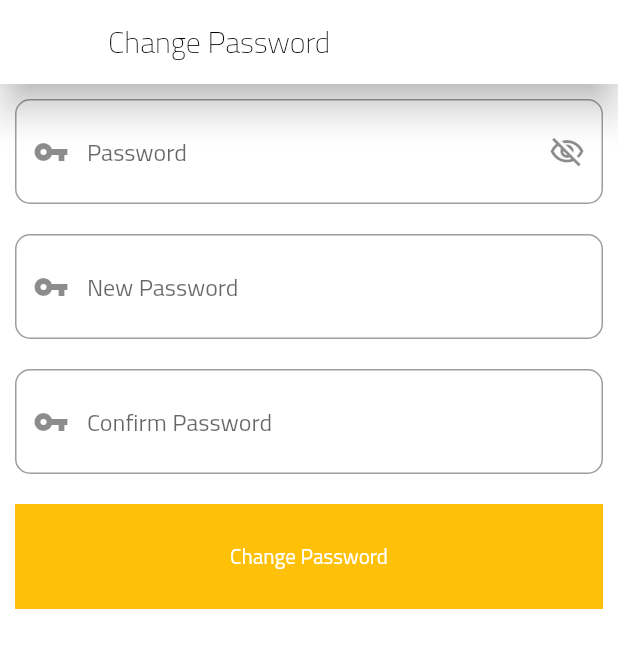
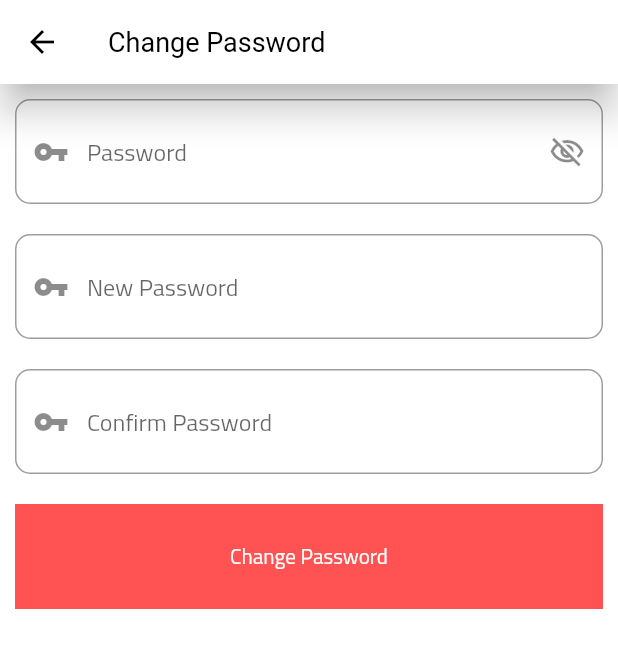
Before and after one commit to AbdelrhamanTareq/shop_app__bloc, a Flutter app: the ChangePasswordScreen screen opened directly, on a phone screen of 412 x 824 dp. Shown: the top 648 px of the screen. Run offline on Flutter 3.47's test engine with Material 2 defaults, Android fonts, the phone set to English and light mode, and no system bars; our stand-ins replace bloc, carousel_slider, dio, flutter_bloc, flutter_easyloading, fluttertoast and 2 more; accounts and stored records are empty; network calls fail.

Commit message:
finish dark mode

```diff
--- a/lib/bloc/states/auth_state.dart
+++ b/lib/bloc/states/auth_state.dart
@@ -72,3 +72,16 @@ class ChangePasswordErrorState extends AppAuthState {
 
   ChangePasswordErrorState(this.error);
 }
+
+class LogoutLoadingState extends AppAuthState {}
+
+class LogoutSuccuessState extends AppAuthState {
+  final Map<String, dynamic> data;
+  LogoutSuccuessState(this.data);
+}
+
+class LogoutErrorState extends AppAuthState {
+  final String error;
+
+  LogoutErrorState(this.error);
+}
--- a/lib/bloc/states/home_state.dart
+++ b/lib/bloc/states/home_state.dart
@@ -54,6 +54,8 @@ class DeleteFavoriteErrorState extends HomeStates {
   final String error;
   DeleteFavoriteErrorState(this.error);
 }
+
+class SwitchDarkMode extends HomeStates {}
 // class CategoryLoadingState extends HomeStates {}
 
 // class CategorySucsessState extends HomeStates {}
--- a/lib/screens/category_screen.dart
+++ b/lib/screens/category_screen.dart
@@ -28,7 +28,9 @@ class CategoryScreen extends StatelessWidget {
           EasyLoading.dismiss();
         }
         return Container(
-          color: Colors.grey[100],
+          color: (Theme.of(context).brightness == Brightness.dark)
+              ? Colors.black
+              : Colors.grey[100],
           child: SingleChildScrollView(
             child: Column(
               crossAxisAlignment: CrossAxisAlignment.start,
--- a/lib/screens/change_password_screen.dart
+++ b/lib/screens/change_password_screen.dart
@@ -116,7 +116,7 @@ class ChangePasswordScreen extends StatelessWidget {
                         Container(
                           width: double.infinity,
                           height: 70,
-                          color: Theme.of(context).accentColor,
+                          color: Theme.of(context).primaryColor,
                           child: TextButton(
                             onPressed: () async {
                               _changePassword(context,
--- a/lib/screens/login_screen.dart
+++ b/lib/screens/login_screen.dart
@@ -134,7 +134,7 @@ class LoginScreen extends StatelessWidget {
                                     child: Text(
                                       'Login',
                                       style: TextStyle(
-                                          color: Theme.of(context).canvasColor),
+                                          color: Theme.of(context).buttonColor),
                                     ),
                                     onPressed: () {
                                       // _submit(context);
--- a/lib/shared/theme.dart
+++ b/lib/shared/theme.dart
@@ -5,13 +5,25 @@ final lightTheme = ThemeData(
   primarySwatch: Colors.red,
   accentColor: Colors.amber,
   brightness: Brightness.light,
+  backgroundColor: Colors.white,
   canvasColor: Colors.white,
+  buttonColor: Colors.white,
+  dividerColor: Colors.black,
+
   fontFamily: 'Cairo',
 
   ///////////////// App Bar //////////////////////
   appBarTheme: AppBarTheme(
+    titleTextStyle: TextStyle(color: Colors.black, fontSize: 18),
     elevation: 10,
     backgroundColor: Colors.white,
+    iconTheme: IconThemeData(color: Colors.black),
+  ),
+
+  ///////////////// Icon //////////////////////
+
+  iconTheme: IconThemeData(
+    color: Colors.black,
   ),
 
   ///////////////// Text //////////////////////
@@ -31,3 +43,45 @@ final lightTheme = ThemeData(
     selectedItemColor: Colors.redAccent,
   ),
 );
+final darkTheme = ThemeData(
+  primaryColor: Colors.redAccent,
+  primarySwatch: Colors.red,
+  accentColor: Colors.amber,
+  brightness: Brightness.dark,
+  backgroundColor: Colors.black,
+  canvasColor: Colors.black,
+  fontFamily: 'Cairo',
+  buttonColor: Colors.white,
+  dividerColor: Colors.white,
+
+  ///////////////// App Bar //////////////////////
+  appBarTheme: AppBarTheme(
+    titleTextStyle: TextStyle(color: Colors.white, fontSize: 18),
+    elevation: 10,
+    backgroundColor: Colors.black,
+    iconTheme: IconThemeData(color: Colors.white),
+  ),
+
+  ///////////////// Icon //////////////////////
+
+  iconTheme: IconThemeData(
+    color: Colors.white,
+  ),
+
+  ///////////////// Text //////////////////////
+  textTheme: TextTheme(
+    headline4: TextStyle(
+        fontSize: 26, fontWeight: FontWeight.w700, color: Colors.redAccent),
+    headline6: TextStyle(
+        fontSize: 20, fontWeight: FontWeight.w200, color: Colors.white),
+    bodyText1: TextStyle(color: Colors.redAccent),
+    bodyText2: TextStyle(color: Colors.white),
+  ),
+  ///////////////// Botton nav Bar //////////////////////
+  bottomNavigationBarTheme: BottomNavigationBarThemeData(
+    type: BottomNavigationBarType.fixed,
+    elevation: 10,
+    backgroundColor: Colors.black,
+    selectedItemColor: Colors.redAccent,
+  ),
+);
```
Also changed, not shown: lib/bloc/cuibts/auth_cuibt.dart (+13 -0 lines), lib/bloc/cuibts/home_cuibt.dart (+8 -1 lines), lib/helpers/cache_helper.dart (+8 -0 lines), lib/main.dart (+9 -3 lines), lib/screens/category_details_screen.dart (+8 -4 lines), lib/screens/edit_profile_screen.dart (+4 -4 lines), lib/screens/favorite_screen.dart (+12 -1 lines), lib/screens/home_screen.dart (+7 -4 lines), lib/screens/privacy_screen.dart (added, +83 -0 lines), lib/screens/product_details_screen.dart (+18 -8 lines), lib/screens/products_screen.dart (+12 -4 lines), lib/screens/setting_screen.dart (+18 -12 lines), lib/screens/splash_screen.dart (deleted, +0 -10 lines), lib/shared/drawer.dart (added, +102 -0 lines).
